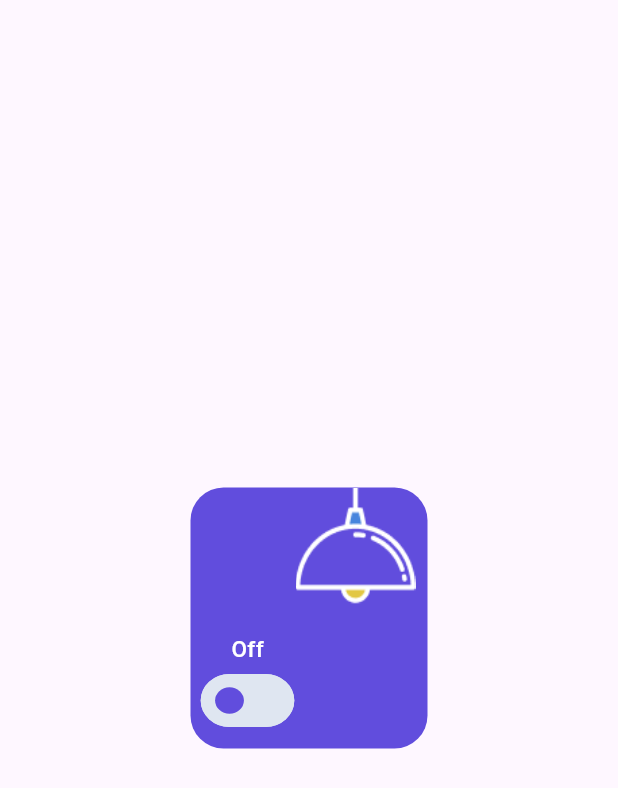
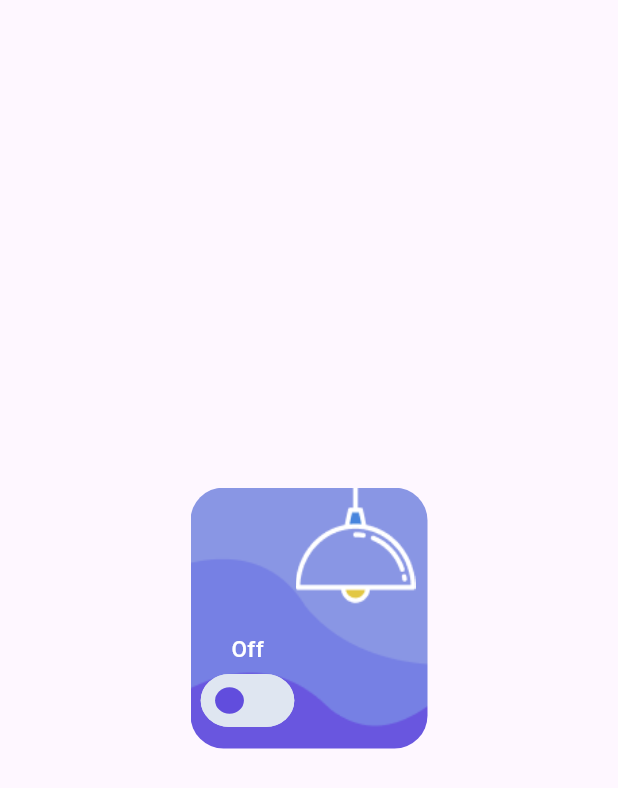
Before and after one commit to mans30hussein/HomeX, a Flutter app: the screen it shows after launch, on a phone screen of 412 x 824 dp. Shown: the top 788 px of the screen. Run offline on Flutter 3.47's test engine with Material 3 defaults, Android fonts, the light colour scheme and no system bars; our stand-ins replace firebase_auth, firebase_core, flutter_bloc, get_it, modal_progress_hud_nsn, shared_preferences and 1 more; accounts and stored records are empty; Roboto replaces fonts that are missing (K2D).

Commit message:
background condition in feature container

```diff
--- a/lib/core/util/app_assets.dart
+++ b/lib/core/util/app_assets.dart
@@ -1,5 +1,17 @@
 class Assets {
   Assets._();
+
+  /// Assets for assetsImagesActive waves
+  /// assets/images/active waves.png
+  static const String assetsImagesActivewaves = "assets/images/active waves.png";
+
+  /// Assets for assetsImagesActive waves purple
+  /// assets/images/active waves purple.png
+  static const String assetsImagesActivewavespurple = "assets/images/active waves purple.png";
+
+  /// Assets for assetsImagesAir conditioner
+  /// assets/images/air conditioner.png
+  static const String assetsImagesAirconditioner = "assets/images/air conditioner.png";
 
   /// Assets for assetsImagesAppIcon
   /// assets/images/app_icon.png
@@ -9,6 +21,10 @@ class Assets {
   /// assets/images/google.png
   static const String assetsImagesGoogle = "assets/images/google.png";
 
+  /// Assets for assetsImagesLight
+  /// assets/images/light.png
+  static const String assetsImagesLight = "assets/images/light.png";
+
   /// Assets for assetsImagesLighting
   /// assets/images/lighting.png
   static const String assetsImagesLighting = "assets/images/lighting.png";
--- a/lib/features/home/home.dart
+++ b/lib/features/home/home.dart
@@ -16,6 +16,7 @@ class Home extends StatelessWidget {
         trackColor: AppColors.lightGrey,
         thumb1Color: AppColors.primaryColors,
         thumb2Color: AppColors.lavender,
+        backgroundImage: Assets.assetsImagesActivewavespurple,
       )),
     );
   }
--- a/lib/features/home/widgets/main_container.dart
+++ b/lib/features/home/widgets/main_container.dart
@@ -12,8 +12,9 @@ class FeatureContainer extends StatefulWidget {
       required this.image,
       required this.trackColor,
       required this.thumb1Color,
-      required this.thumb2Color});
+      required this.thumb2Color, required this.backgroundImage});
   final String image;
+  final String backgroundImage;
   final Color backgroundColor;
   final Color trackColor;
   final Color thumb1Color;
@@ -31,7 +32,12 @@ class _FeatureContainerState extends State<FeatureContainer> {
       padding: const EdgeInsets.only(left: 8, right: 8, bottom: 8),
       clipBehavior: Clip.hardEdge,
       decoration: BoxDecoration(
-        color: widget.isSwitched ? widget.thumb2Color : widget.thumb1Color,
+          color: widget.isSwitched? widget.thumb2Color : null,
+          image: widget.isSwitched? null :  DecorationImage(
+              image: AssetImage(widget.backgroundImage),
+              fit: BoxFit.cover,
+            ),
+        // color: widget.isSwitched ? widget.thumb2Color : widget.thumb1Color,
         borderRadius: BorderRadius.circular(22),
       ),
       height: 174,
```
Also changed, not shown: assets/images/active waves purple.png (added), assets/images/active waves.png (added), assets/images/light.png (added).
